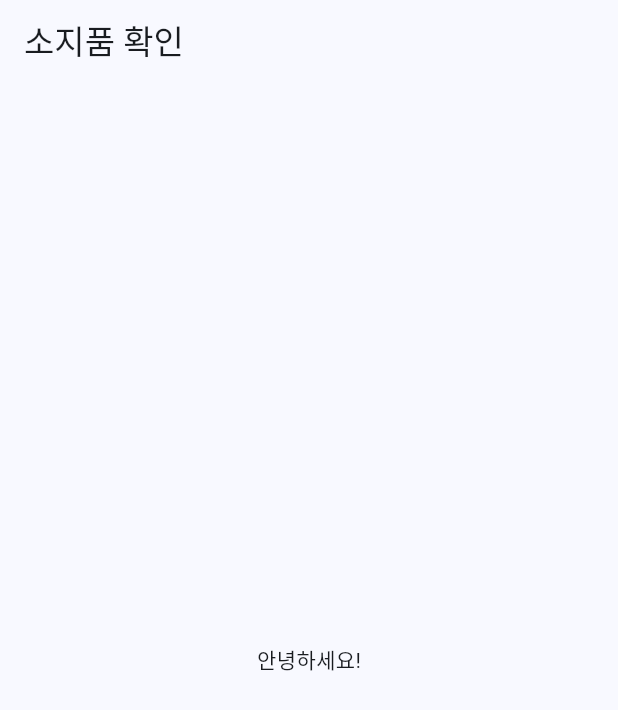
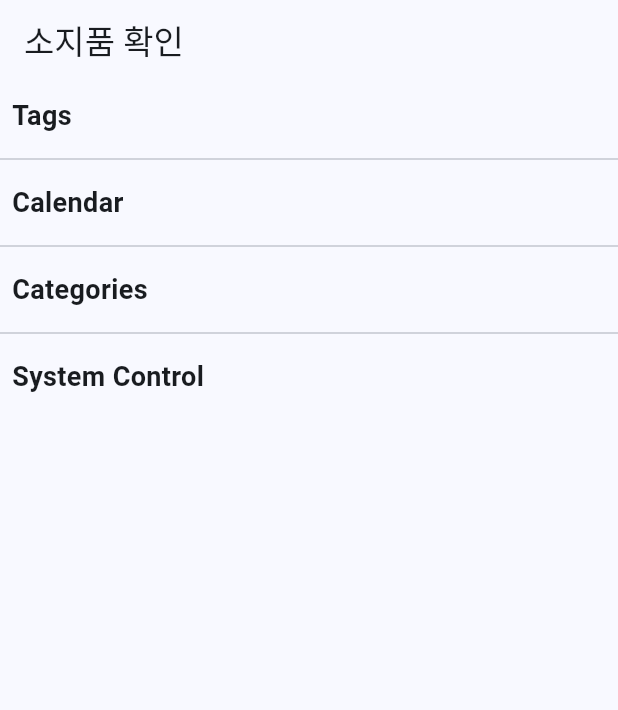
Before and after one commit to jjiiw0n/CAPSTONE_2026, a Flutter app: the screen it shows after launch, on a phone screen of 412 x 824 dp. Shown: the top 710 px of the screen. Run offline on Flutter 3.47's test engine with Material 3 defaults, Android fonts, the phone set to English and light mode, and no system bars; our stand-ins replace cloud_firestore, firebase_core; accounts and stored records are empty; generated files the repository leaves out were written again.

Commit message:
Update Firestore integration and home screen

```diff
--- /dev/null
+++ b/lib/home_screen.dart
@@ -0,0 +1,106 @@
+import 'package:flutter/material.dart';
+import 'firestore_service.dart';
+
+class HomeScreen extends StatefulWidget {
+  const HomeScreen({super.key});
+
+  @override
+  State<HomeScreen> createState() => _HomeScreenState();
+}
+
+class _HomeScreenState extends State<HomeScreen> {
+  final FirestoreService _service = FirestoreService();
+
+  List<Map<String, dynamic>> _tags = [];
+  List<Map<String, dynamic>> _calendar = [];
+  List<Map<String, dynamic>> _categories = [];
+  List<Map<String, dynamic>> _systemControl = [];
+
+  @override
+  void initState() {
+    super.initState();
+    _loadAllData();
+  }
+
+  // 전체 데이터 불러오기
+  Future<void> _loadAllData() async {
+    final tags = await _service.getTags();
+    final calendar = await _service.getCalendar();
+    final categories = await _service.getCategories();
+    final systemControl = await _service.getSystemControl();
+
+    setState(() {
+      _tags = tags;
+      _calendar = calendar;
+      _categories = categories;
+      _systemControl = systemControl;
+    });
+  }
+
+  @override
+  Widget build(BuildContext context) {
+    return Scaffold(
+      appBar: AppBar(title: const Text('소지품 확인')),
+      body: SingleChildScrollView(
+        child: Column(
+          crossAxisAlignment: CrossAxisAlignment.start,
+          children: [
+            // Tags 섹션
+            _buildSectionTitle('Tags'),
+            ..._tags.map(
+              (tag) => ListTile(
+                title: Text('TagID: ${tag['TagID']}'),
+                subtitle: Text('Status: ${tag['Status']}'),
+                trailing: Text('${tag['Timestamp']}'),
+              ),
+            ),
+
+            const Divider(),
+
+            // Calendar 섹션
+            _buildSectionTitle('Calendar'),
+            ..._calendar.map(
+              (item) => ListTile(
+                title: Text('ID: ${item['doc_id']}'),
+                subtitle: Text('${item}'),
+              ),
+            ),
+
+            const Divider(),
+
+            // Categories 섹션
+            _buildSectionTitle('Categories'),
+            ..._categories.map(
+              (item) => ListTile(
+                title: Text('ID: ${item['doc_id']}'),
+                subtitle: Text('${item}'),
+              ),
+            ),
+
+            const Divider(),
+
+            // System Control 섹션
+            _buildSectionTitle('System Control'),
+            ..._systemControl.map(
+              (item) => ListTile(
+                title: Text('ID: ${item['doc_id']}'),
+                subtitle: Text('${item}'),
+              ),
+            ),
+          ],
+        ),
+      ),
+    );
+  }
+
+  // 섹션 제목 위젯
+  Widget _buildSectionTitle(String title) {
+    return Padding(
+      padding: const EdgeInsets.all(8.0),
+      child: Text(
+        title,
+        style: const TextStyle(fontSize: 18, fontWeight: FontWeight.bold),
+      ),
+    );
+  }
+}
--- a/lib/main.dart
+++ b/lib/main.dart
@@ -1,6 +1,11 @@
 import 'package:flutter/material.dart';
+import 'package:firebase_core/firebase_core.dart';
+import 'firebase_options.dart';
+import 'home_screen.dart'; // 추가된 부분
 
-void main() {
+void main() async {
+  WidgetsFlutterBinding.ensureInitialized();
+  await Firebase.initializeApp(options: DefaultFirebaseOptions.currentPlatform);
   runApp(const MyApp());
 }
 
@@ -19,15 +24,3 @@ class MyApp extends StatelessWidget {
     );
   }
 }
-
-class HomeScreen extends StatelessWidget {
-  const HomeScreen({super.key});
-
-  @override
-  Widget build(BuildContext context) {
-    return Scaffold(
-      appBar: AppBar(title: const Text('소지품 확인')),
-      body: const Center(child: Text('안녕하세요!')),
-    );
-  }
-}
```
Also changed, not shown: lib/firestore_service.dart (added, +57 -0 lines), 1 other file.
